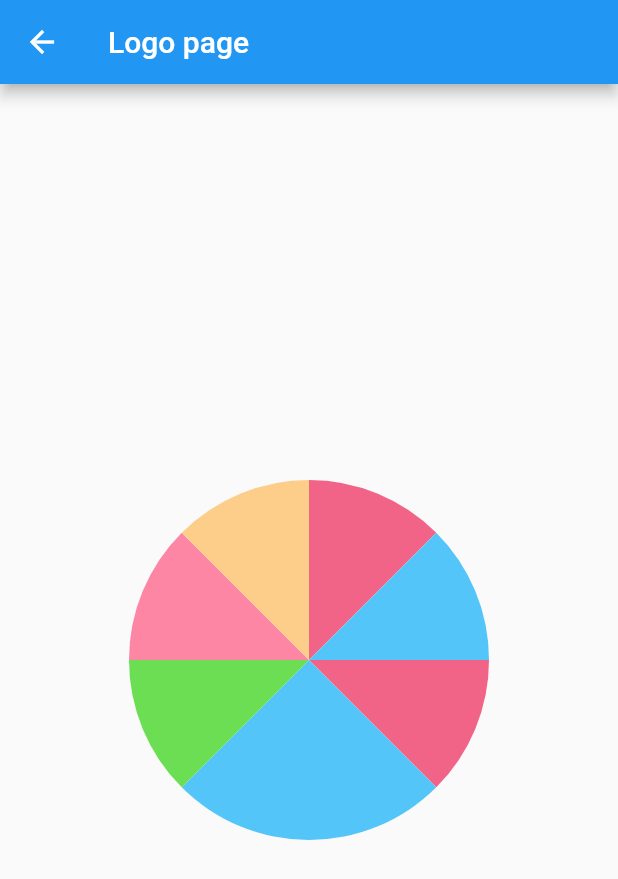
After one commit to FlutterOpen/flutter-canvas, a Flutter app: the CircleTrianglePage screen opened by its route, on a phone screen of 412 x 824 dp. The commit adds this screen. Shown: the top 879 px of the screen. Run offline on Flutter 3.47's test engine with Material 2 defaults, Android fonts, the phone set to English and light mode, and no system bars.

Commit message:
comply the pie chart with custom painter.

```diff
--- /dev/null
+++ b/lib/circle/CircleTrianglePage.dart
@@ -0,0 +1,54 @@
+import 'package:flutter/material.dart';
+import 'CircleTrianglePainter.dart';
+import 'package:flutter_canvas/const/PageConst.dart';
+
+class CircleTrianglePage extends StatefulWidget {
+  @override
+  _CircleTriangleState createState() => _CircleTriangleState();
+}
+
+class _CircleTriangleState extends State<CircleTrianglePage> {
+  double _len = 0.0;
+  double _x = 0.0;
+  double _y = 0.0;
+
+  @override
+  Widget build(BuildContext context) {
+    return Scaffold(
+      appBar: AppBar(
+        title: Text(PageConst.LOGO_PAGE),
+      ),
+      body: Container(
+          child: Center(
+        child: GestureDetector(
+          onHorizontalDragStart: (detail) {
+            _x = detail.globalPosition.dx;
+          },
+          onVerticalDragStart: (detail) {
+            _y = detail.globalPosition.dy;
+          },
+          onHorizontalDragUpdate: (detail) {
+            setState(() {
+              _len -= detail.globalPosition.dx - _x;
+              _x = detail.globalPosition.dx;
+            });
+          },
+          onVerticalDragUpdate: (detail) {
+            setState(() {
+              _len += detail.globalPosition.dy - _y;
+              _y = detail.globalPosition.dy;
+            });
+          },
+          child: Container(
+            width: 300,
+            height: 300,
+            child: CustomPaint(
+              painter: (CircleTrianglePainter(scrollLen: _len)),
+              child: Container(),
+            ),
+          ),
+        ),
+      )),
+    );
+  }
+}
--- a/lib/const/PageConst.dart
+++ b/lib/const/PageConst.dart
@@ -8,4 +8,5 @@ class PageConst {
   static const ROUND_ANGLE_POLYGON_PAGE = "Round angle polygon";
   static const REGULAR_POLYGON_PAGE = "Regular round angle polygon";
   static const CIRCLE_PAGE = "Circle page.";
+  static const CIRCLE_TRIANGLE_PAGE = "Circle Triangle page.";
 }
--- a/lib/const/size_const.dart
+++ b/lib/const/size_const.dart
@@ -11,6 +11,7 @@ class SizeKeyConst {
   static const ROUND_ANGLE_KEY = "round_angle_size";
   static const REGULAR_POLYGON_KEY = "regular_angle_size";
   static const CIRCLE_KEY = "circle custom painter";
+  static const CIRCLE_TRIANGLE_KEY = "circle triangle painter";
   static const LOGO_KEY = "logo_page_size";
 }
 
@@ -24,6 +25,8 @@ class SizeUtil {
         Size(500.0, 500.0);
     getInstance(key: SizeKeyConst.LOGO_KEY).designSize = Size(580, 648.0);
     getInstance(key: SizeKeyConst.CIRCLE_KEY).designSize = Size(500.0, 500.0);
+    getInstance(key: SizeKeyConst.CIRCLE_TRIANGLE_KEY).designSize =
+        Size(500.0, 500.0);
   }
 
   static SizeUtil getInstance({key = SizeKeyConst.DEVICE_KEY}) {
--- a/lib/main.dart
+++ b/lib/main.dart
@@ -6,6 +6,7 @@ import 'package:flutter_canvas/const/ImageConst.dart';
 import "package:flutter_canvas/polygon/RoundPolygonPage.dart";
 import 'package:flutter_canvas/polygon/RegularPolygonPage.dart';
 import 'package:flutter_canvas/circle/CirclePage.dart';
+import 'package:flutter_canvas/circle/CircleTrianglePage.dart';
 
 void main() => runApp(MyApp());
 
@@ -23,6 +24,7 @@ class MyApp extends StatelessWidget {
         PageConst.ROUND_ANGLE_POLYGON_PAGE: (context) => RoundPolygonPage(),
         PageConst.REGULAR_POLYGON_PAGE: (context) => RegularPolygonPage(),
         PageConst.CIRCLE_PAGE: (context) => CirclePage(),
+        PageConst.CIRCLE_TRIANGLE_PAGE: (context) => CircleTrianglePage(),
       },
     );
   }
@@ -54,6 +56,11 @@ const PAGES_CONST = [
     "image": ImageConst.CIRCLE_ITEM,
     "title": "Circle",
     "click": PageConst.CIRCLE_PAGE,
+  },
+  {
+    "image": ImageConst.CIRCLE_ITEM,
+    "title": "Circle Triangle",
+    "click": PageConst.CIRCLE_TRIANGLE_PAGE,
   },
 ];
 
```
Also changed, not shown: lib/circle/CirclePage.dart (+26 -2 lines), lib/circle/CirclePainter.dart (+6 -2 lines), lib/circle/CircleTrianglePainter.dart (added, +110 -0 lines).
